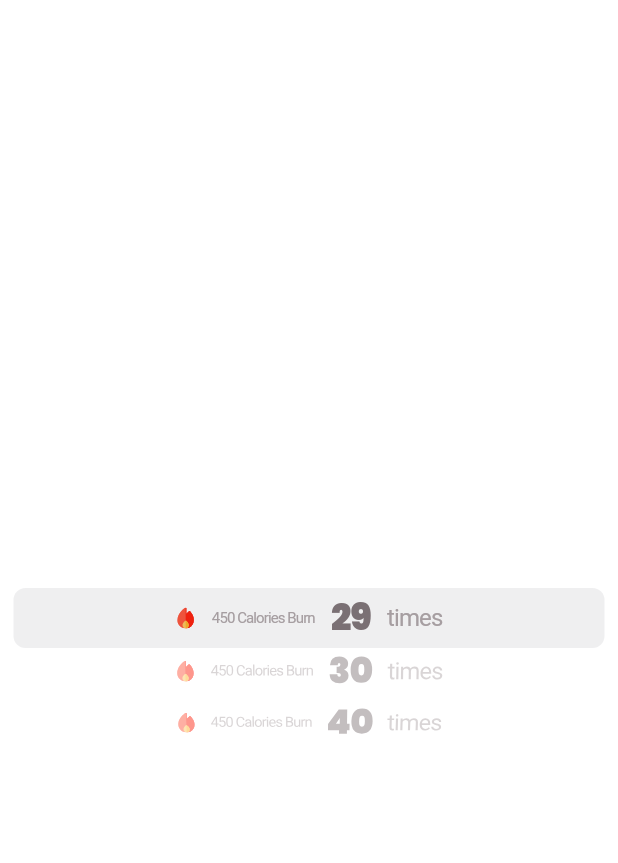
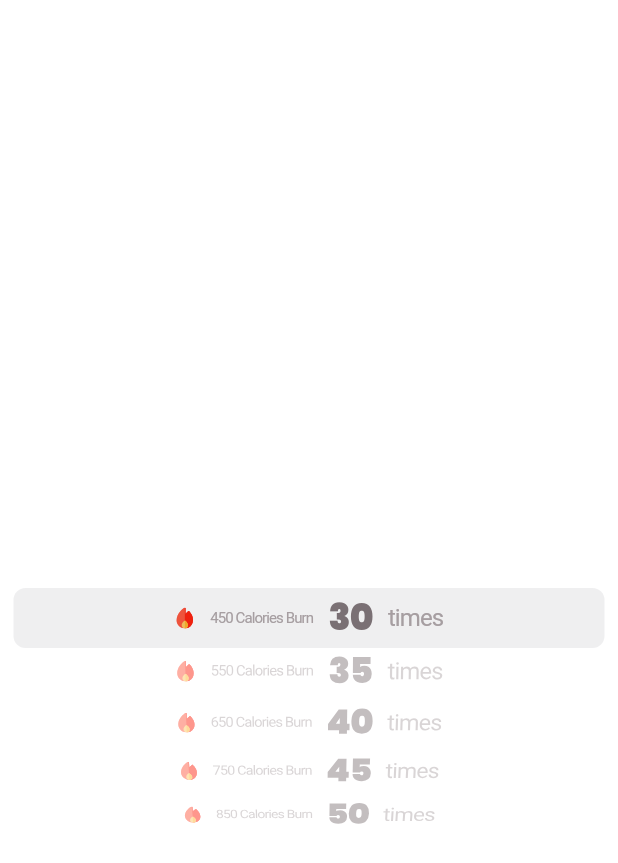
Before and after one commit to MGMSA6/Fitnest_X, a Flutter app: the CustomPickerItem screen opened directly, on a phone screen of 412 x 824 dp. Shown: the top 863 px of the screen. Run offline on Flutter 3.47's test engine with Material 3 defaults, Android fonts, the light colour scheme and no system bars; our stand-ins replace cloud_firestore, firebase_auth, firebase_core, flutter_svg, google_sign_in and 1 more; missing offline and left inert: dart:ffi, the_apple_sign_in; accounts and stored records are empty.

```diff
--- a/lib/model/CustomRepetition.dart
+++ b/lib/model/CustomRepetition.dart
@@ -1,4 +1,5 @@
 import 'package:flutter/cupertino.dart';
+import 'package:flutter/material.dart';
 import 'package:flutter_svg/flutter_svg.dart';
 
 class CustomRepetition {
@@ -12,11 +13,15 @@ class CustomRepetition {
   static List<CustomRepetition> getCustomRepetition() {
     final List<CustomRepetition> customRepetition = [
       CustomRepetition(
-          "assets/images/calories.svg", "450 Calories Burn", "29", "times"),
-      CustomRepetition(
           "assets/images/calories.svg", "450 Calories Burn", "30", "times"),
       CustomRepetition(
-          "assets/images/calories.svg", "450 Calories Burn", "40", "times")
+          "assets/images/calories.svg", "550 Calories Burn", "35", "times"),
+      CustomRepetition(
+          "assets/images/calories.svg", "650 Calories Burn", "40", "times"),
+      CustomRepetition(
+          "assets/images/calories.svg", "750 Calories Burn", "45", "times"),
+      CustomRepetition(
+          "assets/images/calories.svg", "850 Calories Burn", "50", "times")
     ];
     return customRepetition;
   }
--- a/lib/pages/workout-tracker/WorkoutDetails.dart
+++ b/lib/pages/workout-tracker/WorkoutDetails.dart
@@ -220,7 +220,8 @@ class _WorkoutDetailsState extends State<WorkoutDetails> {
                           ],
                         ),
                       ),
-                      Center(
+                      Container(
+                        height: 100,
                         child: CustomPickerItem(),
                       ),
                       SizedBox(
--- a/lib/utils/CustomPickerItem.dart
+++ b/lib/utils/CustomPickerItem.dart
@@ -23,6 +23,7 @@ class _CustomPickerItemState extends State<CustomPickerItem> {
       backgroundColor: Colors.white,
       child: Center(
         child: CupertinoPicker(
+          backgroundColor: Colors.transparent,
           itemExtent: 40, // Adjust item height as needed
           children: customRepetitions.map((repetition) {
             return CustomPickerItemWidget(repetition: repetition);
--- a/pubspec.yaml
+++ b/pubspec.yaml
@@ -42,7 +42,6 @@ dependencies:
   firebase_auth: ^4.17.8
   cloud_firestore: ^4.15.8
   the_apple_sign_in: ^1.1.1
-
 
 
   # The following adds the Cupertino Icons font to your application.
```
